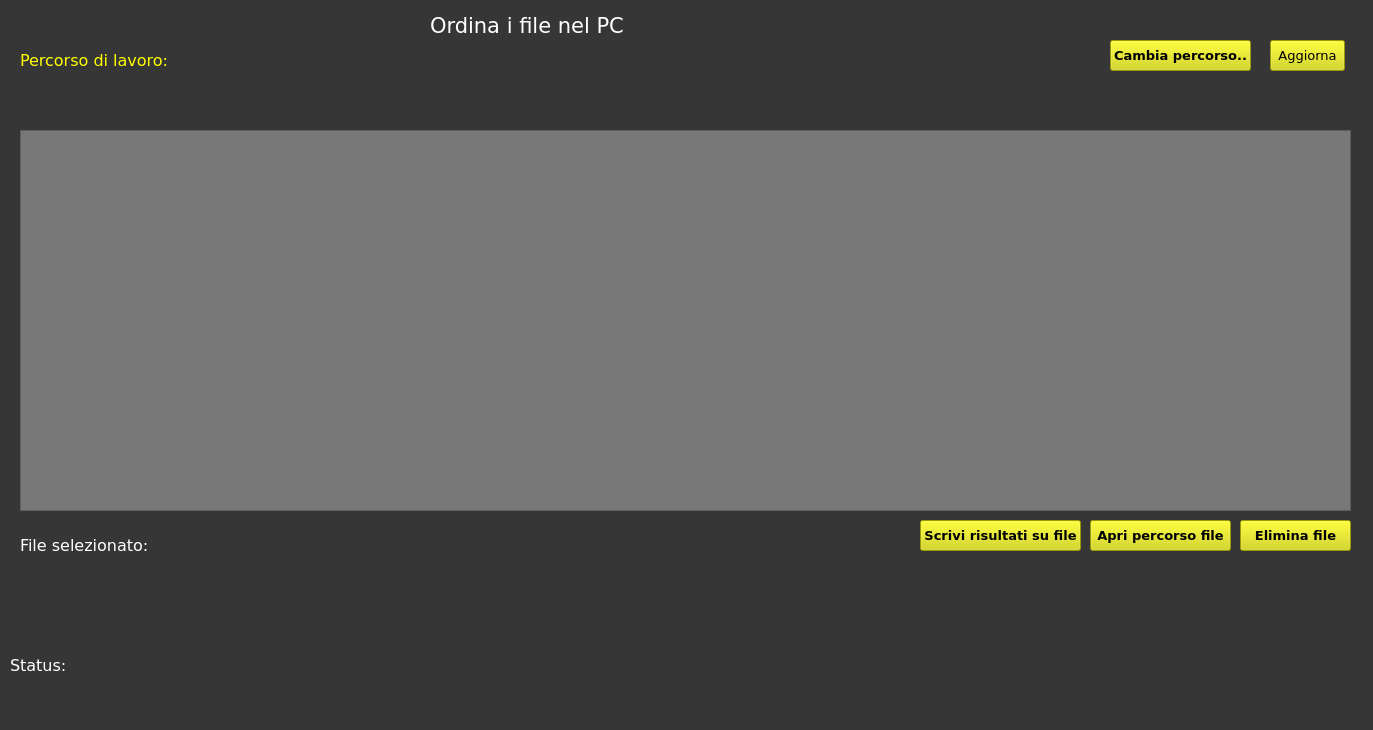
The window that ORDINA_FILE.ui (jimponz/Ordina_File) describes before a commit, drawn with Qt 5.
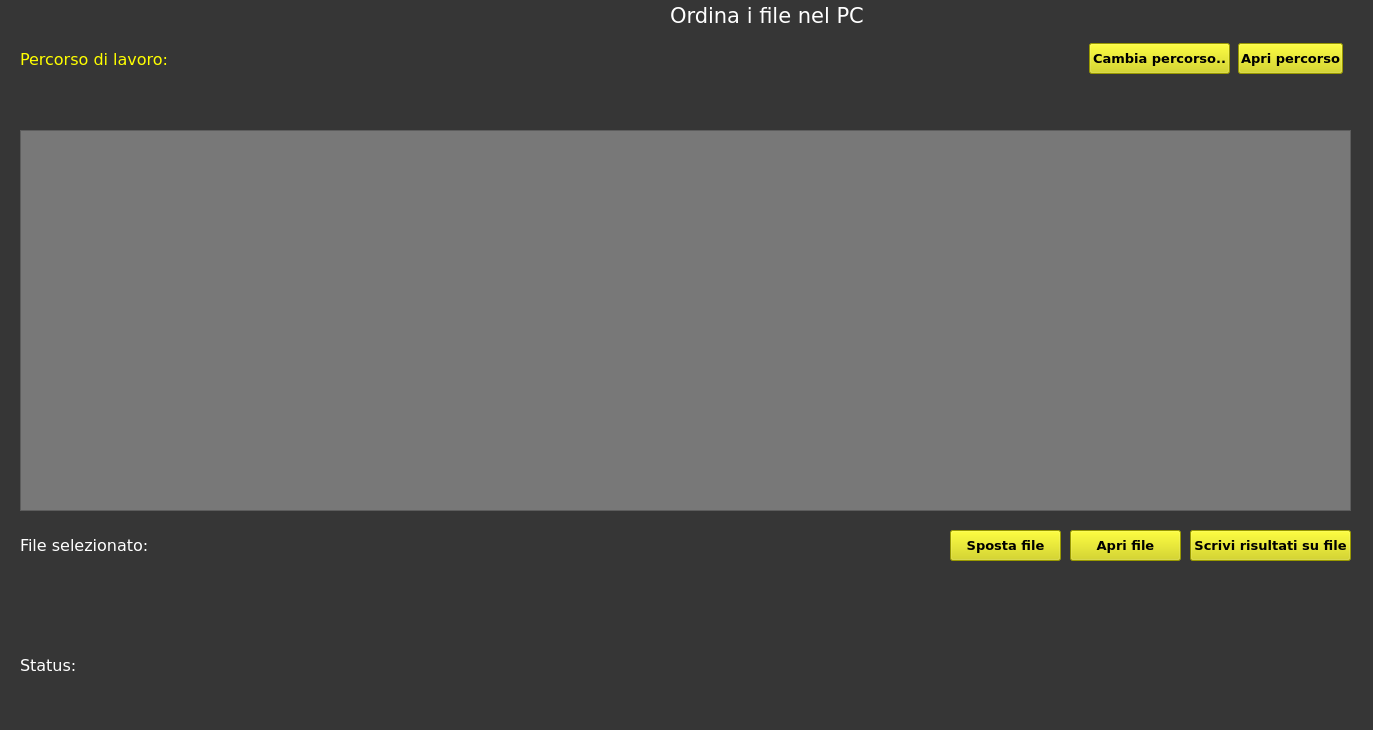
The same window after the commit.

The edit to the form file:
```diff
--- a/ORDINA_FILE.ui
+++ b/ORDINA_FILE.ui
@@ -26,9 +26,9 @@
    <widget class="QLabel" name="labelTitle">
     <property name="geometry">
      <rect>
-      <x>430</x>
-      <y>10</y>
-      <width>441</width>
+      <x>670</x>
+      <y>0</y>
+      <width>201</width>
       <height>31</height>
      </rect>
     </property>
@@ -48,8 +48,8 @@
    <widget class="QPushButton" name="buttonDirChooser">
     <property name="geometry">
      <rect>
-      <x>1110</x>
-      <y>40</y>
+      <x>1089</x>
+      <y>43</y>
       <width>141</width>
       <height>31</height>
      </rect>
@@ -72,10 +72,10 @@
    <widget class="QLabel" name="labelPath">
     <property name="geometry">
      <rect>
-      <x>200</x>
+      <x>187</x>
       <y>50</y>
-      <width>891</width>
-      <height>21</height>
+      <width>881</width>
+      <height>18</height>
      </rect>
     </property>
     <property name="font">
@@ -102,7 +102,7 @@
       <x>20</x>
       <y>50</y>
       <width>159</width>
-      <height>21</height>
+      <height>18</height>
      </rect>
     </property>
     <property name="font">
@@ -122,7 +122,7 @@
    <widget class="QLabel" name="labelStatus">
     <property name="geometry">
      <rect>
-      <x>10</x>
+      <x>20</x>
       <y>650</y>
       <width>1331</width>
       <height>31</height>
@@ -183,30 +183,6 @@
      <string/>
     </property>
    </widget>
-   <widget class="QPushButton" name="buttonRefresh">
-    <property name="geometry">
-     <rect>
-      <x>1270</x>
-      <y>40</y>
-      <width>75</width>
-      <height>31</height>
-     </rect>
-    </property>
-    <property name="font">
-     <font>
-      <family>Verdana</family>
-      <pointsize>10</pointsize>
-      <weight>50</weight>
-      <bold>false</bold>
-     </font>
-    </property>
-    <property name="styleSheet">
-     <string notr="true">background-color: rgb(214, 214, 0);</string>
-    </property>
-    <property name="text">
-     <string>Aggiorna</string>
-    </property>
-   </widget>
    <widget class="QLabel" name="labelKeys">
     <property name="geometry">
      <rect>
@@ -232,8 +208,8 @@
    <widget class="QPushButton" name="buttonDelete">
     <property name="geometry">
      <rect>
-      <x>1240</x>
-      <y>520</y>
+      <x>950</x>
+      <y>530</y>
       <width>111</width>
       <height>31</height>
      </rect>
@@ -256,7 +232,7 @@
      <string notr="true">background-color: rgb(214, 214, 0);</string>
     </property>
     <property name="text">
-     <string>Elimina file</string>
+     <string>Sposta file</string>
     </property>
    </widget>
    <widget class="QLabel" name="labelSelected">
@@ -284,9 +260,9 @@
    <widget class="QPushButton" name="buttonFolder">
     <property name="geometry">
      <rect>
-      <x>1090</x>
-      <y>520</y>
-      <width>141</width>
+      <x>1238</x>
+      <y>43</y>
+      <width>105</width>
       <height>31</height>
      </rect>
     </property>
@@ -308,14 +284,14 @@
      <string notr="true">background-color: rgb(214, 214, 0);</string>
     </property>
     <property name="text">
-     <string>Apri percorso file</string>
+     <string>Apri percorso</string>
     </property>
    </widget>
    <widget class="QPushButton" name="buttonWrite">
     <property name="geometry">
      <rect>
-      <x>920</x>
-      <y>520</y>
+      <x>1190</x>
+      <y>530</y>
       <width>161</width>
       <height>31</height>
      </rect>
@@ -341,6 +317,36 @@
      <string>Scrivi risultati su file</string>
     </property>
    </widget>
+   <widget class="QPushButton" name="buttonOpenFile">
+    <property name="geometry">
+     <rect>
+      <x>1070</x>
+      <y>530</y>
+      <width>111</width>
+      <height>31</height>
+     </rect>
+    </property>
+    <property name="sizePolicy">
+     <sizepolicy hsizetype="Maximum" vsizetype="Fixed">
+      <horstretch>0</horstretch>
+      <verstretch>0</verstretch>
+     </sizepolicy>
+    </property>
+    <property name="font">
+     <font>
+      <family>Verdana</family>
+      <pointsize>10</pointsize>
+      <weight>75</weight>
+      <bold>true</bold>
+     </font>
+    </property>
+    <property name="styleSheet">
+     <string notr="true">background-color: rgb(214, 214, 0);</string>
+    </property>
+    <property name="text">
+     <string>Apri file</string>
+    </property>
+   </widget>
   </widget>
   <widget class="QMenuBar" name="menubar">
    <property name="geometry">
```
Left out of the diff: 2 changed lines with no effect on the pictures.
